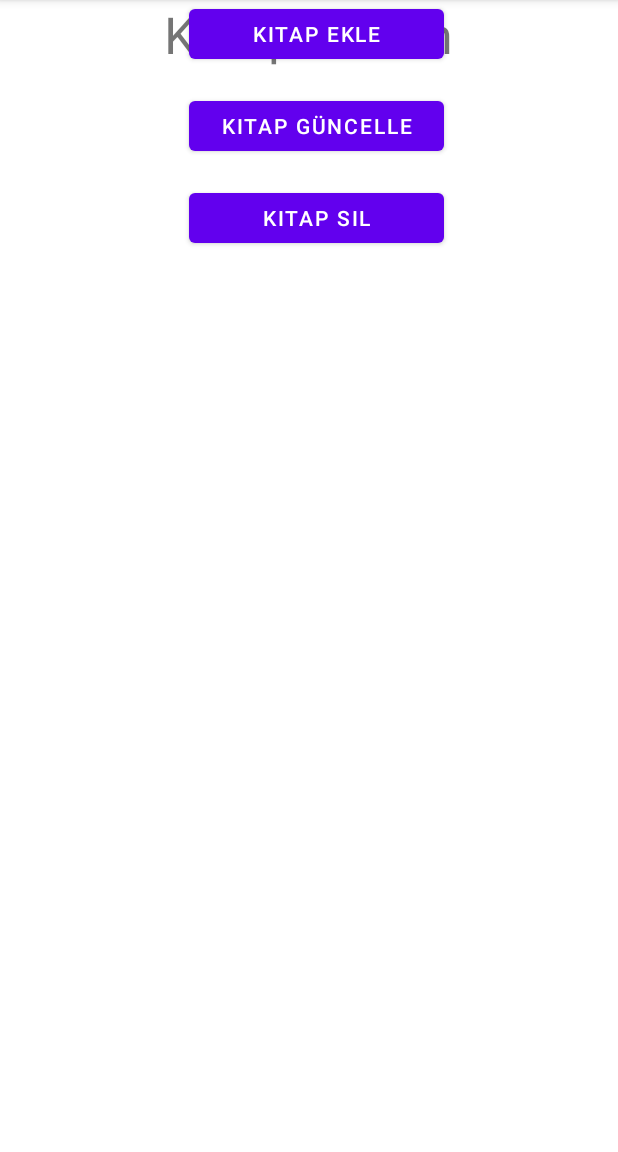
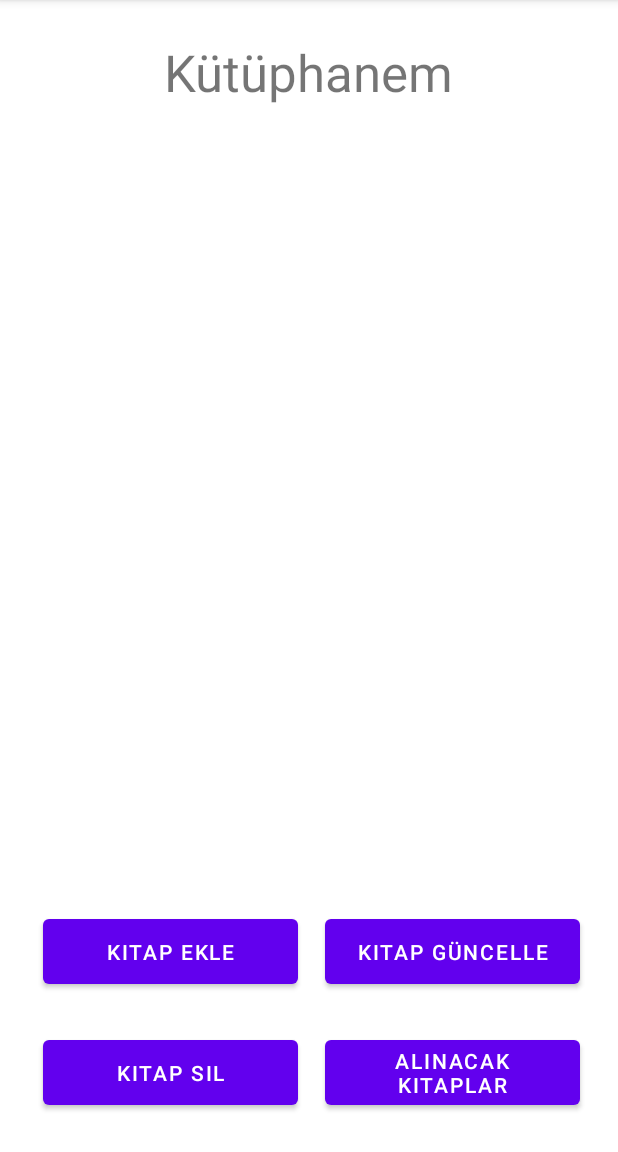
Before and after one commit to MBerkanGr/The-World-Of-My-Books, an Android app: the AnaEkranActivity screen opened directly, with no data from a screen before it, on a phone screen of 412 x 824 dp, the part 84-1236 px from its top. Run offline under Robolectric (Android 15) with nearby library versions, the phone set to English and light mode, and no system bars.

Commit message:
Add views

```diff
--- a/TheWorldOfMyBooks/app/src/main/java/com/mehmetberkan/theworldofmybooks/AnaEkranActivity.java
+++ b/TheWorldOfMyBooks/app/src/main/java/com/mehmetberkan/theworldofmybooks/AnaEkranActivity.java
@@ -2,13 +2,45 @@ package com.mehmetberkan.theworldofmybooks;
 
 import androidx.appcompat.app.AppCompatActivity;
 
+import android.content.Intent;
 import android.os.Bundle;
+import android.view.View;
+import android.widget.Button;
 
 public class AnaEkranActivity extends AppCompatActivity {
+
+    private Button buttonAddBook, buttonUpdateBook, buttonDeleteBook, buttonTargetBooks;
 
     @Override
     protected void onCreate(Bundle savedInstanceState) {
         super.onCreate(savedInstanceState);
         setContentView(R.layout.activity_ana_ekran);
+
+        buttonAddBook = findViewById(R.id.buttonAdd);
+        buttonUpdateBook = findViewById(R.id.buttonUpdate);
+        buttonDeleteBook = findViewById(R.id.buttonDelete);
+        buttonTargetBooks = findViewById(R.id.buttonTargetBooks);
+
+        buttonAddBook.setOnClickListener(new View.OnClickListener() {
+            @Override
+            public void onClick(View view) {
+                startActivity(new Intent(AnaEkranActivity.this, AddBookActivity.class));
+            }
+        });
+
+        buttonUpdateBook.setOnClickListener(new View.OnClickListener() {
+            @Override
+            public void onClick(View view) {
+                startActivity(new Intent(AnaEkranActivity.this, UpdateBookActivity.class));
+            }
+        });
+
+        buttonTargetBooks.setOnClickListener(new View.OnClickListener() {
+            @Override
+            public void onClick(View view) {
+                startActivity(new Intent(AnaEkranActivity.this,TargetBooksActivity.class));
+            }
+        });
+
     }
 }
--- a/TheWorldOfMyBooks/app/src/main/java/com/mehmetberkan/theworldofmybooks/SignupActivity.java
+++ b/TheWorldOfMyBooks/app/src/main/java/com/mehmetberkan/theworldofmybooks/SignupActivity.java
@@ -20,7 +20,7 @@ public class SignupActivity extends AppCompatActivity {
         super.onCreate(savedInstanceState);
         setContentView(R.layout.activity_signup);
 
-        editTextNameSurname = (EditText) findViewById(R.id.editTextNameSurname);
+        editTextNameSurname = (EditText) findViewById(R.id.editTextSignNameSurname);
         editTextUsername = (EditText) findViewById(R.id.editTextSignUsername);
         editTextPassword = (EditText) findViewById(R.id.editTextSignNumberPassword);
         buttonSignup = (Button) findViewById(R.id.buttonSignSignup);
--- a/TheWorldOfMyBooks/app/src/main/res/layout/activity_ana_ekran.xml
+++ b/TheWorldOfMyBooks/app/src/main/res/layout/activity_ana_ekran.xml
@@ -10,6 +10,7 @@
         android:id="@+id/textView3"
         android:layout_width="wrap_content"
         android:layout_height="wrap_content"
+        android:layout_marginTop="25dp"
         android:text="Kütüphanem"
         android:textSize="34sp"
         app:layout_constraintEnd_toEndOf="parent"
@@ -17,44 +18,60 @@
         app:layout_constraintTop_toTopOf="parent" />
 
     <Button
+        android:id="@+id/buttonDelete"
+        android:layout_width="170dp"
+        android:layout_height="55dp"
+        android:layout_marginStart="25dp"
+        android:layout_marginEnd="15dp"
+        android:layout_marginBottom="25dp"
+        android:text="Kitap Sil"
+        app:layout_constraintBottom_toBottomOf="parent"
+        app:layout_constraintEnd_toStartOf="@+id/buttonTargetBooks"
+        app:layout_constraintStart_toStartOf="parent" />
+
+    <Button
         android:id="@+id/buttonAdd"
         android:layout_width="170dp"
-        android:layout_height="45dp"
-        android:layout_marginEnd="116dp"
+        android:layout_height="55dp"
+        android:layout_marginStart="25dp"
+        android:layout_marginEnd="15dp"
+        android:layout_marginBottom="25dp"
         android:text="Kitap Ekle"
-        app:layout_constraintEnd_toEndOf="parent"
-        tools:layout_editor_absoluteY="544dp" />
+        app:layout_constraintBottom_toTopOf="@+id/buttonDelete"
+        app:layout_constraintEnd_toStartOf="@+id/buttonUpdate"
+        app:layout_constraintStart_toStartOf="parent" />
 
     <Button
-        android:id="@+id/buttonDelete"
+        android:id="@+id/buttonTargetBooks"
         android:layout_width="170dp"
-        android:layout_height="45dp"
-        android:layout_marginTop="16dp"
-        android:layout_marginEnd="116dp"
-        android:text="Kitap Sil"
-        app:layout_constraintEnd_toEndOf="parent"
-        app:layout_constraintTop_toBottomOf="@+id/buttonUpdate" />
+        android:layout_height="55dp"
+        android:layout_marginEnd="25dp"
+        android:layout_marginBottom="25dp"
+        android:text="Alınacak Kitaplar"
+        app:layout_constraintBottom_toBottomOf="parent"
+        app:layout_constraintEnd_toEndOf="parent" />
 
     <Button
         android:id="@+id/buttonUpdate"
         android:layout_width="170dp"
-        android:layout_height="45dp"
-        android:layout_marginTop="16dp"
-        android:layout_marginEnd="116dp"
+        android:layout_height="55dp"
+        android:layout_marginEnd="25dp"
+        android:layout_marginBottom="25dp"
         android:text="Kitap Güncelle"
+        app:layout_constraintBottom_toTopOf="@+id/buttonTargetBooks"
+        app:layout_constraintEnd_toEndOf="parent" />
+
+    <androidx.recyclerview.widget.RecyclerView
+        android:id="@+id/recyclerView"
+        android:layout_width="419dp"
+        android:layout_height="342dp"
+        android:layout_marginStart="5dp"
+        android:layout_marginTop="25dp"
+        android:layout_marginEnd="5dp"
+        android:layout_marginBottom="25dp"
+        app:layout_constraintBottom_toTopOf="@+id/buttonUpdate"
         app:layout_constraintEnd_toEndOf="parent"
-        app:layout_constraintTop_toBottomOf="@+id/buttonAdd" />
-
-    <androidx.gridlayout.widget.GridLayout
-        android:layout_width="409dp"
-        android:layout_height="455dp"
-        android:layout_marginTop="55dp"
-        android:layout_marginBottom="35dp"
-        app:layout_constraintBottom_toTopOf="@+id/buttonAdd"
-        app:layout_constraintTop_toBottomOf="@+id/textView3"
-        app:layout_constraintVertical_bias="0.59000003"
-        tools:layout_editor_absoluteX="1dp">
-
-    </androidx.gridlayout.widget.GridLayout>
+        app:layout_constraintStart_toStartOf="parent"
+        app:layout_constraintTop_toBottomOf="@+id/textView3" />
 
 </androidx.constraintlayout.widget.ConstraintLayout>
```
Also changed, not shown: TheWorldOfMyBooks/app/src/main/AndroidManifest.xml (+9 -0 lines), TheWorldOfMyBooks/app/src/main/java/com/mehmetberkan/theworldofmybooks/AddBookActivity.java (added, +29 -0 lines), TheWorldOfMyBooks/app/src/main/java/com/mehmetberkan/theworldofmybooks/TargetBooksActivity.java (added, +30 -0 lines), TheWorldOfMyBooks/app/src/main/java/com/mehmetberkan/theworldofmybooks/UpdateBookActivity.java (added, +30 -0 lines), TheWorldOfMyBooks/app/src/main/res/layout/activity_add_book.xml (added, +105 -0 lines), TheWorldOfMyBooks/app/src/main/res/layout/activity_main.xml (+22 -26 lines), TheWorldOfMyBooks/app/src/main/res/layout/activity_signup.xml (+18 -13 lines), TheWorldOfMyBooks/app/src/main/res/layout/activity_target_books.xml (added, +50 -0 lines), TheWorldOfMyBooks/app/src/main/res/layout/activity_update_book.xml (added, +105 -0 lines).
